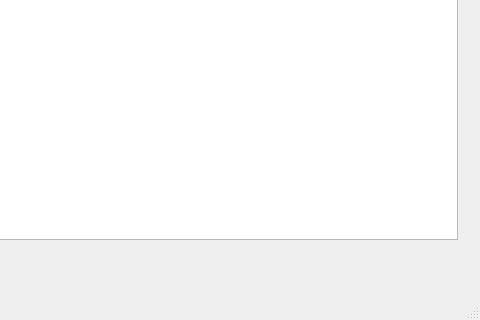
KahalaV/OTEK, file Game/mainwindow.ui: the form before one commit; both pictures show x 649 to 1129 and y 364 to 684 of the 1129 by 684 pixel window.
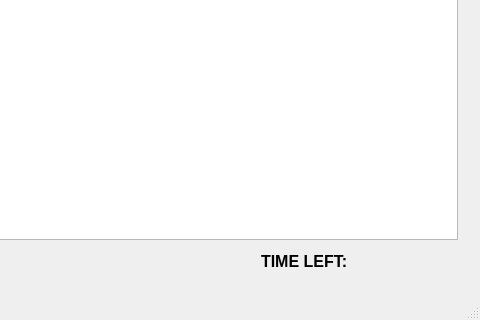
The form after the commit.

Commit message: City class now takes GAME_TIME (seconds) ad parameter instead of QImage background. The logic now stops after game time runs out. Added time left labels to MainWindow.

Diff of the .ui file:
```diff
--- a/Game/mainwindow.ui
+++ b/Game/mainwindow.ui
@@ -124,6 +124,44 @@
      <string/>
     </property>
    </widget>
+   <widget class="QLabel" name="timeLeftTitleLabel">
+    <property name="geometry">
+     <rect>
+      <x>910</x>
+      <y>610</y>
+      <width>101</width>
+      <height>31</height>
+     </rect>
+    </property>
+    <property name="font">
+     <font>
+      <pointsize>12</pointsize>
+      <weight>75</weight>
+      <bold>true</bold>
+     </font>
+    </property>
+    <property name="text">
+     <string>TIME LEFT:</string>
+    </property>
+   </widget>
+   <widget class="QLabel" name="timeLeftLabel">
+    <property name="geometry">
+     <rect>
+      <x>1020</x>
+      <y>610</y>
+      <width>81</width>
+      <height>31</height>
+     </rect>
+    </property>
+    <property name="font">
+     <font>
+      <pointsize>12</pointsize>
+     </font>
+    </property>
+    <property name="text">
+     <string/>
+    </property>
+   </widget>
   </widget>
   <widget class="QMenuBar" name="menubar">
    <property name="geometry">
```
The commit also changes 14 other files.
